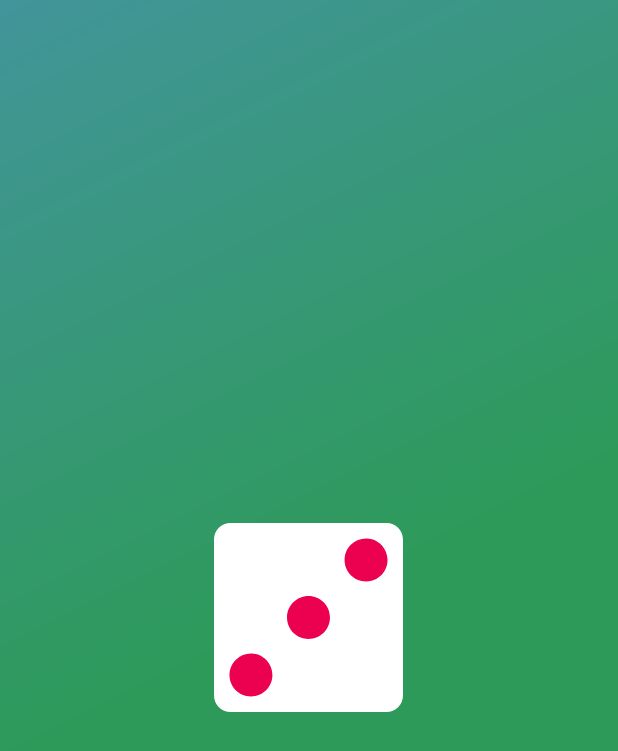
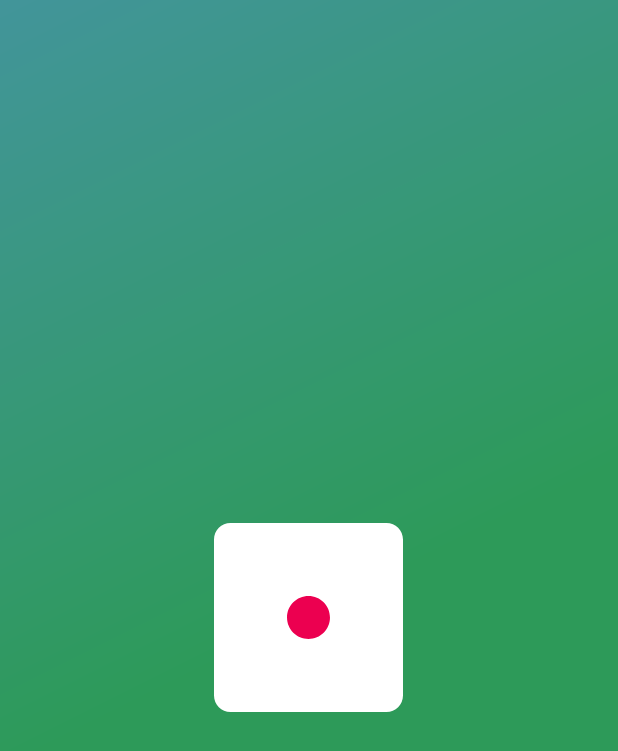
Before and after one commit to VelocityPulse/Dice, an Android app: the screen it shows after launch (MainActivity), on a phone screen of 412 x 824 dp. Shown: the top 751 px of the screen. Run offline under Robolectric (Android 15) with nearby library versions, the phone set to English and light mode, and no system bars.

Commit message:
[DICE UPDATE] Optimize view update

```diff
--- a/app/src/main/java/com/cpulse/dicecustomrules/MainActivity.kt
+++ b/app/src/main/java/com/cpulse/dicecustomrules/MainActivity.kt
@@ -6,24 +6,27 @@ import android.view.View
 import android.view.WindowManager
 import android.widget.ImageView
 import androidx.appcompat.app.AppCompatActivity
+import androidx.core.view.isVisible
 import com.cpulse.dicecustomrules.core.LogManager
 import java.util.*
-import kotlin.collections.ArrayList
 
 
 class MainActivity : AppCompatActivity() {
 
     companion object {
         private const val TAG = "MAIN ACTIVITY"
+        private const val RARITY_FACTOR = 2
         private const val RANDOMIZING_UPDATE_TIME = 10
         private const val THREAD_RANDOMIZING_TIME = 500
     }
 
-    private val mValuesMap: List<Int> = ArrayList()
-    private val mRandom: Random = Random()
+    private val mValuesMap = IntArray(6)
+    private val mDiceShapeMap = Array<ImageView?>(6) { null }
+    private val mRandom = Random()
 
-    private var mDiceShape: ImageView? = null
     private var mDiceBackground: ImageView? = null
+
+    private var mThread: Thread? = null
 
     private var mTimerDiceUpdate: Long = 0
     private var mTimerThread: Long = 0
@@ -46,34 +49,26 @@ class MainActivity : AppCompatActivity() {
 
     fun init() {
         LogManager.info(TAG, "Init")
-
-        mDiceShape = findViewById(R.id.dice_shape)
         mDiceBackground = findViewById(R.id.dice_background)
+        mDiceShapeMap[0] = findViewById(R.id.dice_shape_1)
+        mDiceShapeMap[1] = findViewById(R.id.dice_shape_3)
+        mDiceShapeMap[2] = findViewById(R.id.dice_shape_2)
+        mDiceShapeMap[3] = findViewById(R.id.dice_shape_4)
+        mDiceShapeMap[4] = findViewById(R.id.dice_shape_5)
+        mDiceShapeMap[5] = findViewById(R.id.dice_shape_6)
     }
 
     fun setDiceShape(iNumber: Int) {
-        LogManager.info(TAG, "Set dice shape")
-        val lNumber = iNumber % 7
 
-        if (mDiceShape == null) {
-            LogManager.error(TAG, "mDiceShape not initialized")
-            return
+        for (lItem in mDiceShapeMap) {
+            if (lItem!!.isVisible)
+                lItem.visibility = View.INVISIBLE
         }
 
-        LogManager.info(TAG, "Set image resources : $lNumber")
-        when (lNumber) {
-            0 -> mDiceShape!!.setImageResource(R.drawable.dice_1)
-            1 -> mDiceShape!!.setImageResource(R.drawable.dice_2)
-            2 -> mDiceShape!!.setImageResource(R.drawable.dice_3)
-            3 -> mDiceShape!!.setImageResource(R.drawable.dice_4)
-            4 -> mDiceShape!!.setImageResource(R.drawable.dice_5)
-            5 -> mDiceShape!!.setImageResource(R.drawable.dice_6)
-        }
+        mDiceShapeMap[iNumber]!!.visibility = View.VISIBLE
     }
 
     fun randomizeDice() {
-        LogManager.debug(TAG, "RandomizeDice")
-
         if (mRandomizingDice) {
             LogManager.error(TAG, "Already randomizing dice")
             return
@@ -89,26 +84,55 @@ class MainActivity : AppCompatActivity() {
 
                 if (lElapsedTime > RANDOMIZING_UPDATE_TIME) {
 
-                    this.runOnUiThread {
-                        setDiceShape(mRandom!!.nextInt(6))
+                    runOnUiThread {
+                        setDiceShape(mRandom.nextInt(6))
                     }
 
                     mTimerDiceUpdate = lCurrentTimeMillis
                     mTimerThread += lElapsedTime
                 }
 
-                if (mTimerThread > THREAD_RANDOMIZING_TIME)
+                if (mTimerThread > THREAD_RANDOMIZING_TIME) {
+                    runOnUiThread {
+                        setDiceShape(getExcludedNumberOrRandom())
+                    }
                     break
+                }
 
                 Thread.sleep(1) // Slow down the while(true)
             }
             mRandomizingDice = false
         }).start()
+
+    }
+
+    private fun getExcludedNumberOrRandom(): Int {
+        var lIndex = -1
+
+        while (++lIndex < 6) {
+            val lNumberOfShowedIndex = mValuesMap[lIndex]
+
+            for (lTotalList in mValuesMap) {
+                if (lTotalList - lNumberOfShowedIndex > RARITY_FACTOR) {
+                    LogManager.error(
+                        TAG,
+                        "Index '" + (lIndex + 1) + "' hasn't been printed since a long time..."
+                    )
+                    LogManager.info(TAG, "NEW DICE : " + (lIndex + 1))
+                    mValuesMap[lIndex] += 1
+                    return lIndex
+                }
+            }
+        }
+        val oValue = mRandom.nextInt(6)
+        mValuesMap[oValue] += 1
+        LogManager.info(TAG, "NEW DICE : " + (oValue + 1))
+        return oValue
     }
 
     @Suppress("UNUSED_PARAMETER")
     fun onScreenClick(iView: View) {
-        LogManager.debug(TAG, "On screen click")
+//        LogManager.debug(TAG, "On screen click")
         randomizeDice()
     }
 
--- a/app/src/main/res/layout/main_activity.xml
+++ b/app/src/main/res/layout/main_activity.xml
@@ -17,11 +17,56 @@
         tools:ignore="ContentDescription" />
 
     <ImageView
-        android:id="@+id/dice_shape"
+        android:id="@+id/dice_shape_1"
+        android:layout_width="130dp"
+        android:layout_height="130dp"
+        android:layout_centerInParent="true"
+        android:src="@drawable/dice_1"
+        tools:ignore="ContentDescription" />
+
+    <ImageView
+        android:id="@+id/dice_shape_2"
+        android:layout_width="130dp"
+        android:layout_height="130dp"
+        android:layout_centerInParent="true"
+        android:src="@drawable/dice_2"
+        android:visibility="invisible"
+        tools:ignore="ContentDescription" />
+
+    <ImageView
+        android:id="@+id/dice_shape_3"
         android:layout_width="130dp"
         android:layout_height="130dp"
         android:layout_centerInParent="true"
         android:src="@drawable/dice_3"
+        android:visibility="invisible"
+        tools:ignore="ContentDescription" />
+
+    <ImageView
+        android:id="@+id/dice_shape_4"
+        android:layout_width="130dp"
+        android:layout_height="130dp"
+        android:layout_centerInParent="true"
+        android:src="@drawable/dice_4"
+        android:visibility="invisible"
+        tools:ignore="ContentDescription" />
+
+    <ImageView
+        android:id="@+id/dice_shape_5"
+        android:layout_width="130dp"
+        android:layout_height="130dp"
+        android:layout_centerInParent="true"
+        android:src="@drawable/dice_5"
+        android:visibility="invisible"
+        tools:ignore="ContentDescription" />
+
+    <ImageView
+        android:id="@+id/dice_shape_6"
+        android:layout_width="130dp"
+        android:layout_height="130dp"
+        android:layout_centerInParent="true"
+        android:src="@drawable/dice_6"
+        android:visibility="invisible"
         tools:ignore="ContentDescription" />
 
     <View
```
